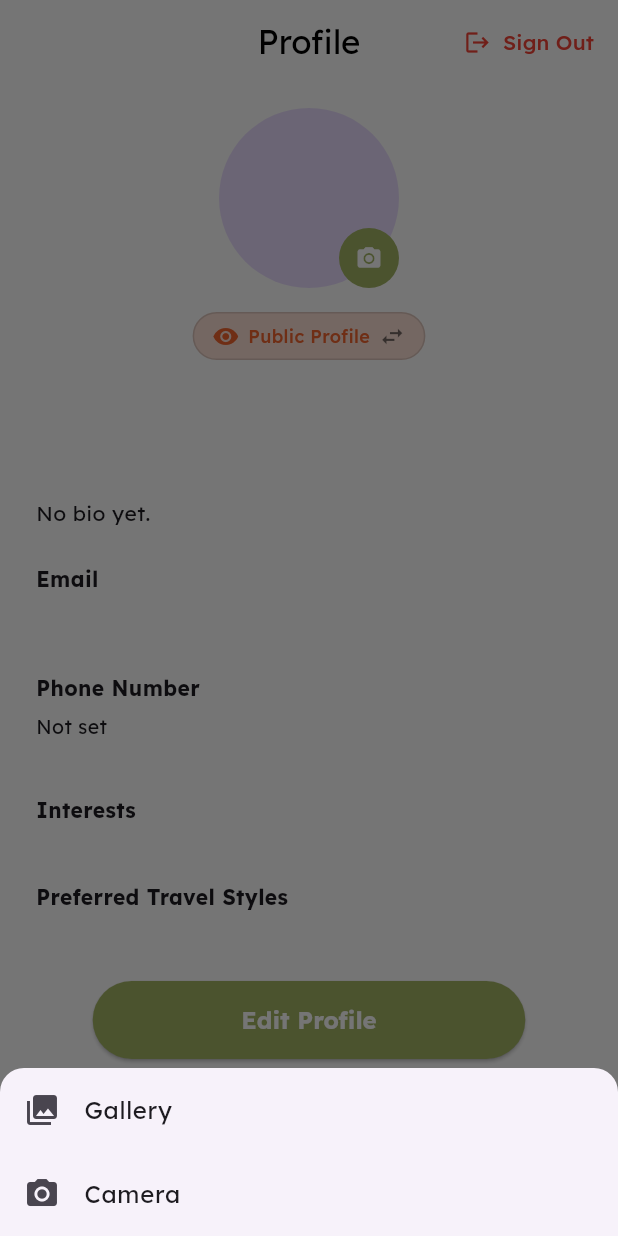
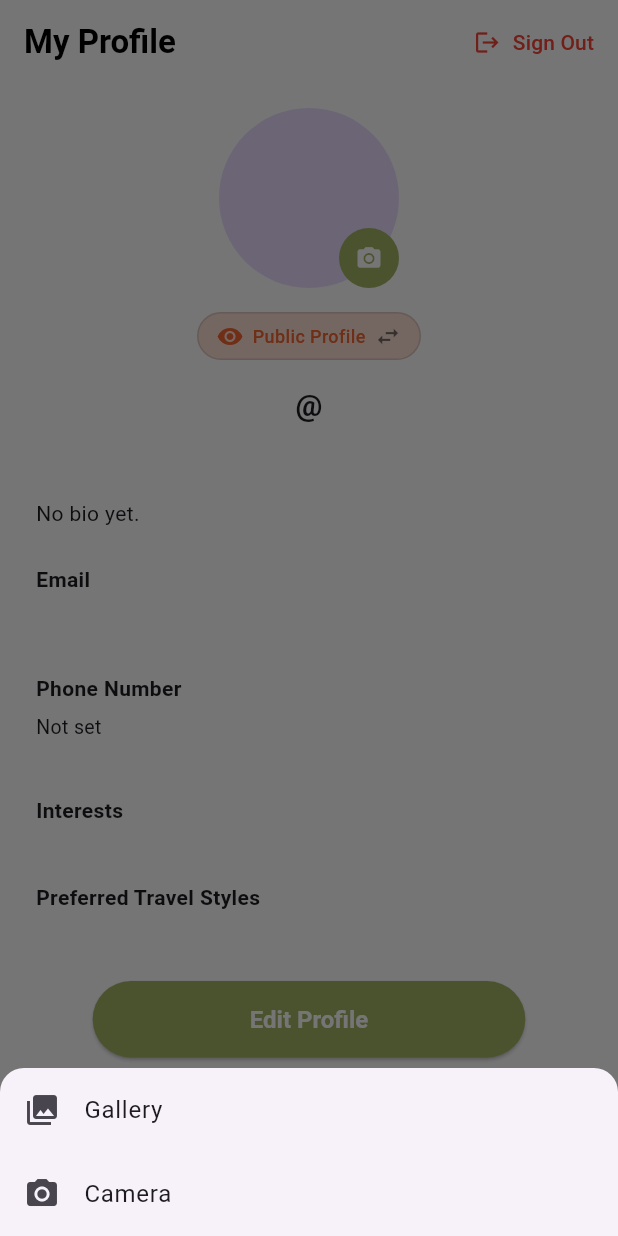
Before and after one commit to jpcabatingan/HaoFar_TravelApp, a Flutter app: the Profile screen opened by its route, after a tap on the "camera alt" icon, on a phone screen of 412 x 824 dp. Run offline on Flutter 3.47's test engine with Material 3 defaults, Android fonts, the phone set to English and light mode, and no system bars; our stand-ins replace cloud_firestore, firebase_auth, firebase_core, google_fonts, image_picker, qr_flutter; missing offline and left inert: mobile_scanner; accounts and stored records are empty; generated files the repository leaves out were written again; network calls fail.

Commit message:
ui: updated app design for coherence

```diff
--- a/project/lib/screens/profile/profile.dart
+++ b/project/lib/screens/profile/profile.dart
@@ -30,10 +30,12 @@ class _ProfileState extends State<Profile> {
     return Scaffold(
       backgroundColor: Colors.white,
       appBar: AppBar(
-        backgroundColor: Colors.white,
+        backgroundColor: const Color.fromARGB(255, 255, 255, 255),
         elevation: 0,
-        centerTitle: true,
-        title: Text('Profile', style: GoogleFonts.lexend(color: Colors.black)),
+        title: Text('My Profile', style: GoogleFonts.roboto(
+            color: Colors.black,
+            fontWeight: FontWeight.w600,
+          ),),
         automaticallyImplyLeading: false,
         actions: [
           TextButton.icon(
@@ -48,7 +50,7 @@ class _ProfileState extends State<Profile> {
               }
             },
             icon: const Icon(Icons.logout, color: Colors.red),
-            label: Text('Sign Out', style: GoogleFonts.lexend(color: Colors.red)),
+            label: Text('Sign Out', style: GoogleFonts.roboto(color: Colors.red)),
           ),
         ],
       ),
@@ -90,9 +92,8 @@ class _ProfileState extends State<Profile> {
               Center(child: _visibilityToggle(userProvider)),
               const SizedBox(height: 16),
               Center(
-                child: Text(
-                  user.username,
-                  style: GoogleFonts.lexend(
+                child: Text("@${user.username}",
+                  style: GoogleFonts.roboto(
                     fontWeight: FontWeight.bold,
                     fontSize: 20,
                   ),
@@ -102,7 +103,7 @@ class _ProfileState extends State<Profile> {
               Center(
                 child: Text(
                   '${user.firstName} ${user.lastName}',
-                  style: GoogleFonts.lexend(fontSize: 16, color: Colors.grey),
+                  style: GoogleFonts.roboto(fontSize: 16, color: Colors.grey),
                 ),
               ),
               const SizedBox(height: 20),
@@ -110,7 +111,7 @@ class _ProfileState extends State<Profile> {
                 alignment: Alignment.centerLeft,
                 child: Text(
                   (user.bio?.isEmpty ?? true) ? 'No bio yet.' : user.bio!,
-                  style: GoogleFonts.lexend(),
+                  style: GoogleFonts.roboto(),
                 ),
               ),
               const SizedBox(height: 24),
@@ -154,7 +155,7 @@ class _ProfileState extends State<Profile> {
                         fontWeight: FontWeight.bold,
                       ),
                     ),
-                    child: Text('Edit Profile', style: GoogleFonts.lexend()),
+                    child: Text('Edit Profile', style: GoogleFonts.roboto()),
                   ),
                 ),
               ),
@@ -194,7 +195,7 @@ class _ProfileState extends State<Profile> {
             const SizedBox(width: 6),
             Text(
               user.isProfilePublic ? 'Public Profile' : 'Private Profile',
-              style: GoogleFonts.lexend(
+              style: GoogleFonts.roboto(
                 fontSize: 12,
                 color: user.isProfilePublic
                     ? const Color(0xFFF1642E)
@@ -229,7 +230,7 @@ class _ProfileState extends State<Profile> {
           children: [
             ListTile(
               leading: const Icon(Icons.photo_library),
-              title: Text('Gallery', style: GoogleFonts.lexend()),
+              title: Text('Gallery', style: GoogleFonts.roboto()),
               onTap: () {
                 Navigator.pop(context);
                 _pickImage(ImageSource.gallery);
@@ -237,7 +238,7 @@ class _ProfileState extends State<Profile> {
             ),
             ListTile(
               leading: const Icon(Icons.camera_alt),
-              title: Text('Camera', style: GoogleFonts.lexend()),
+              title: Text('Camera', style: GoogleFonts.roboto()),
               onTap: () {
                 Navigator.pop(context);
                 _pickImage(ImageSource.camera);
@@ -251,12 +252,12 @@ class _ProfileState extends State<Profile> {
 
   Widget _sectionLabel(String text) => Padding(
         padding: const EdgeInsets.only(bottom: 6),
-        child: Text(text, style: GoogleFonts.lexend(fontWeight: FontWeight.bold, fontSize: 14)),
+        child: Text(text, style: GoogleFonts.roboto(fontWeight: FontWeight.bold, fontSize: 14)),
       );
 
   Widget _sectionText(String text) => Padding(
         padding: const EdgeInsets.only(bottom: 12),
-        child: Text(text, style: GoogleFonts.lexend(fontSize: 13)),
+        child: Text(text, style: GoogleFonts.roboto(fontSize: 13)),
       );
 
   Widget _chipWrap(List<String> items, Color bgColor) {
@@ -265,7 +266,7 @@ class _ProfileState extends State<Profile> {
       runSpacing: 6,
       children: items.map(
         (label) => Chip(
-          label: Text(label, style: GoogleFonts.lexend(fontSize: 10)),
+          label: Text(label, style: GoogleFonts.roboto(fontSize: 10)),
           backgroundColor: bgColor,
           padding: const EdgeInsets.symmetric(horizontal: 8, vertical: 2),
           shape: RoundedRectangleBorder(borderRadius: BorderRadius.circular(20)),
```
Also changed, not shown: project/lib/screens/friends/friends.dart (+7 -12 lines), project/lib/screens/travel-plan/travel_plans_list.dart (+25 -33 lines).
